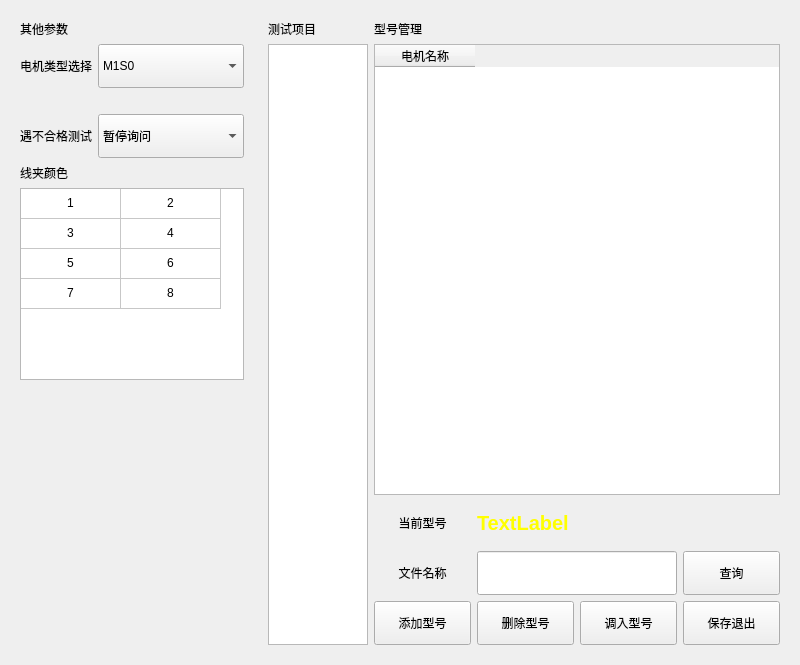
Above: WinType.ui from bloglink/aip-tester before the change. Below: the same form after it.
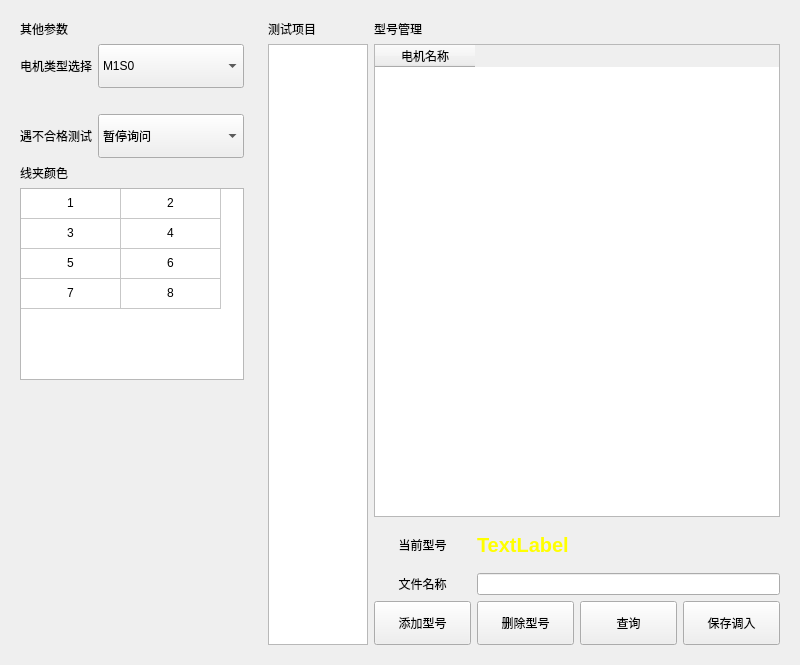
That is the form after the change. Icons and pictures are not drawn.

Commit message: 修复:(2.1.0.170421)型号管理修正型号调入

Diff of the .ui file:
```diff
--- a/WinType.ui
+++ b/WinType.ui
@@ -501,7 +501,7 @@
           </size>
          </property>
          <property name="text">
-          <string>保存退出</string>
+          <string>保存调入</string>
          </property>
         </widget>
        </item>
@@ -531,35 +531,6 @@
          </property>
         </widget>
        </item>
-       <item row="3" column="4">
-        <widget class="QPushButton" name="BtnCheck">
-         <property name="sizePolicy">
-          <sizepolicy hsizetype="Minimum" vsizetype="Minimum">
-           <horstretch>0</horstretch>
-           <verstretch>0</verstretch>
-          </sizepolicy>
-         </property>
-         <property name="minimumSize">
-          <size>
-           <width>97</width>
-           <height>44</height>
-          </size>
-         </property>
-         <property name="text">
-          <string>查询</string>
-         </property>
-        </widget>
-       </item>
-       <item row="3" column="2" colspan="2">
-        <widget class="QLineEdit" name="EditTypeName">
-         <property name="sizePolicy">
-          <sizepolicy hsizetype="Expanding" vsizetype="Expanding">
-           <horstretch>0</horstretch>
-           <verstretch>0</verstretch>
-          </sizepolicy>
-         </property>
-        </widget>
-       </item>
        <item row="1" column="0" rowspan="4">
         <widget class="QTableWidget" name="TabTest">
          <property name="minimumSize">
@@ -639,25 +610,6 @@
          </property>
         </widget>
        </item>
-       <item row="4" column="3">
-        <widget class="QPushButton" name="BtnRead">
-         <property name="sizePolicy">
-          <sizepolicy hsizetype="Expanding" vsizetype="Fixed">
-           <horstretch>0</horstretch>
-           <verstretch>0</verstretch>
-          </sizepolicy>
-         </property>
-         <property name="minimumSize">
-          <size>
-           <width>97</width>
-           <height>44</height>
-          </size>
-         </property>
-         <property name="text">
-          <string>调入型号</string>
-         </property>
-        </widget>
-       </item>
        <item row="4" column="2">
         <widget class="QPushButton" name="BtnDelete">
          <property name="sizePolicy">
@@ -716,6 +668,35 @@
          </property>
         </widget>
        </item>
+       <item row="4" column="3">
+        <widget class="QPushButton" name="BtnCheck">
+         <property name="sizePolicy">
+          <sizepolicy hsizetype="Minimum" vsizetype="Minimum">
+           <horstretch>0</horstretch>
+           <verstretch>0</verstretch>
+          </sizepolicy>
+         </property>
+         <property name="minimumSize">
+          <size>
+           <width>97</width>
+           <height>44</height>
+          </size>
+         </property>
+         <property name="text">
+          <string>查询</string>
+         </property>
+        </widget>
+       </item>
+       <item row="3" column="2" colspan="3">
+        <widget class="QLineEdit" name="EditTypeName">
+         <property name="sizePolicy">
+          <sizepolicy hsizetype="Expanding" vsizetype="Expanding">
+           <horstretch>0</horstretch>
+           <verstretch>0</verstretch>
+          </sizepolicy>
+         </property>
+        </widget>
+       </item>
       </layout>
      </widget>
      <widget class="QWidget" name="WinConfColor">
```
The commit also changes 2 other files.
